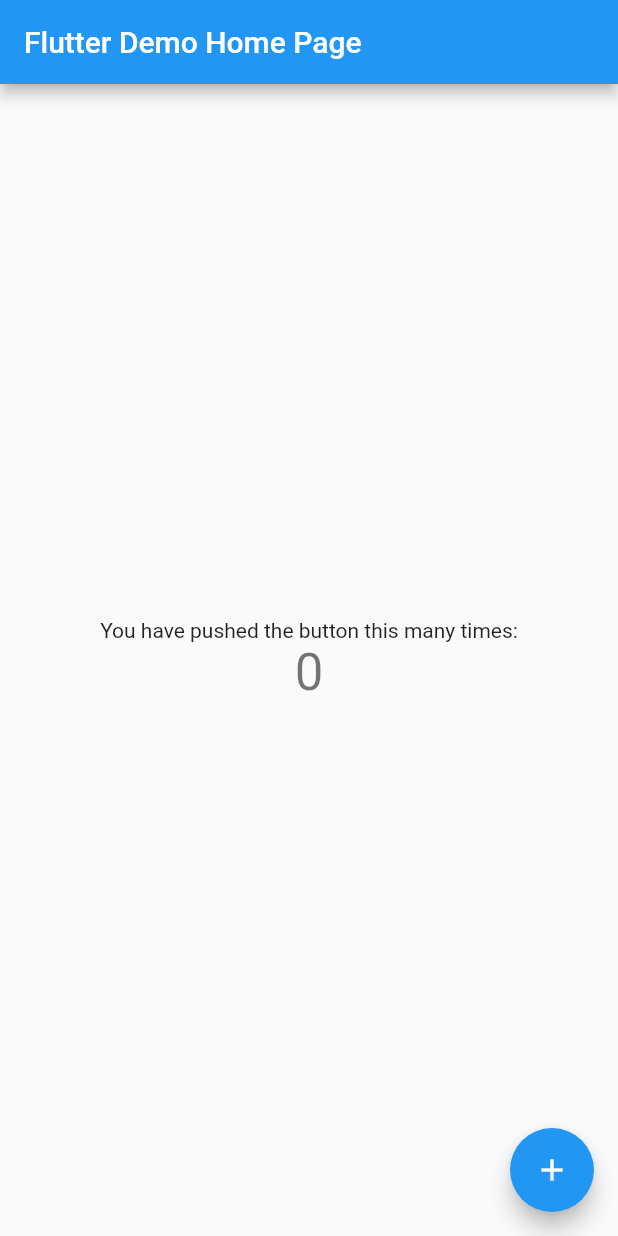
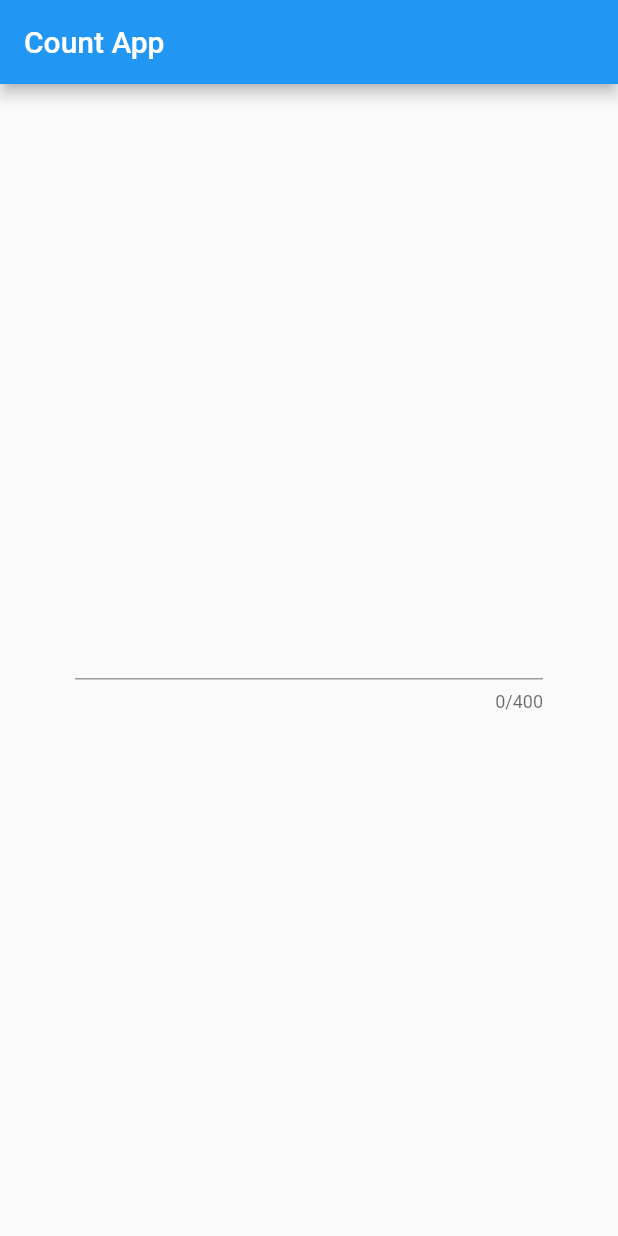
Before and after one commit to kotahorii/flutter_count, a Flutter app: the screen it shows after launch, on a phone screen of 412 x 824 dp. Run offline on Flutter 3.47's test engine with Material 2 defaults, Android fonts, the phone set to English and light mode, and no system bars.

Commit message:
[Update] text field

```diff
--- a/lib/main.dart
+++ b/lib/main.dart
@@ -7,39 +7,20 @@ void main() {
 class MyApp extends StatelessWidget {
   const MyApp({Key? key}) : super(key: key);
 
-  // This widget is the root of your application.
   @override
   Widget build(BuildContext context) {
     return MaterialApp(
-      title: 'Flutter Demo',
+      title: 'Count App',
       theme: ThemeData(
-        // This is the theme of your application.
-        //
-        // Try running your application with "flutter run". You'll see the
-        // application has a blue toolbar. Then, without quitting the app, try
-        // changing the primarySwatch below to Colors.green and then invoke
-        // "hot reload" (press "r" in the console where you ran "flutter run",
-        // or simply save your changes to "hot reload" in a Flutter IDE).
-        // Notice that the counter didn't reset back to zero; the application
-        // is not restarted.
         primarySwatch: Colors.blue,
       ),
-      home: const MyHomePage(title: 'Flutter Demo Home Page'),
+      home: const MyHomePage(title: 'Count App'),
     );
   }
 }
 
 class MyHomePage extends StatefulWidget {
   const MyHomePage({Key? key, required this.title}) : super(key: key);
-
-  // This widget is the home page of your application. It is stateful, meaning
-  // that it has a State object (defined below) that contains fields that affect
-  // how it looks.
-
-  // This class is the configuration for the state. It holds the values (in this
-  // case the title) provided by the parent (in this case the App widget) and
-  // used by the build method of the State. Fields in a Widget subclass are
-  // always marked "final".
 
   final String title;
 
@@ -48,68 +29,37 @@ class MyHomePage extends StatefulWidget {
 }
 
 class _MyHomePageState extends State<MyHomePage> {
-  int _counter = 0;
+  String _text = '';
 
-  void _incrementCounter() {
+  void _handleText(String e) {
     setState(() {
-      // This call to setState tells the Flutter framework that something has
-      // changed in this State, which causes it to rerun the build method below
-      // so that the display can reflect the updated values. If we changed
-      // _counter without calling setState(), then the build method would not be
-      // called again, and so nothing would appear to happen.
-      _counter++;
+      _text = e;
     });
   }
 
   @override
   Widget build(BuildContext context) {
-    // This method is rerun every time setState is called, for instance as done
-    // by the _incrementCounter method above.
-    //
-    // The Flutter framework has been optimized to make rerunning build methods
-    // fast, so that you can just rebuild anything that needs updating rather
-    // than having to individually change instances of widgets.
     return Scaffold(
       appBar: AppBar(
-        // Here we take the value from the MyHomePage object that was created by
-        // the App.build method, and use it to set our appbar title.
         title: Text(widget.title),
       ),
-      body: Center(
-        // Center is a layout widget. It takes a single child and positions it
-        // in the middle of the parent.
-        child: Column(
-          // Column is also a layout widget. It takes a list of children and
-          // arranges them vertically. By default, it sizes itself to fit its
-          // children horizontally, and tries to be as tall as its parent.
-          //
-          // Invoke "debug painting" (press "p" in the console, choose the
-          // "Toggle Debug Paint" action from the Flutter Inspector in Android
-          // Studio, or the "Toggle Debug Paint" command in Visual Studio Code)
-          // to see the wireframe for each widget.
-          //
-          // Column has various properties to control how it sizes itself and
-          // how it positions its children. Here we use mainAxisAlignment to
-          // center the children vertically; the main axis here is the vertical
-          // axis because Columns are vertical (the cross axis would be
-          // horizontal).
-          mainAxisAlignment: MainAxisAlignment.center,
-          children: <Widget>[
-            const Text(
-              'You have pushed the button this many times:',
-            ),
-            Text(
-              '$_counter',
-              style: Theme.of(context).textTheme.headline4,
-            ),
-          ],
+      body: Container(
+        padding: const EdgeInsets.all(50.0),
+        child: Center(
+          child: Column(
+            mainAxisAlignment: MainAxisAlignment.center,
+            children: <Widget>[
+              new TextField(
+                enabled: true,
+                maxLength: 400,
+                style: TextStyle(color: Colors.blue),
+                obscureText: false,
+                onChanged: _handleText,
+              )
+            ],
+          ),
         ),
       ),
-      floatingActionButton: FloatingActionButton(
-        onPressed: _incrementCounter,
-        tooltip: 'Increment',
-        child: const Icon(Icons.add),
-      ), // This trailing comma makes auto-formatting nicer for build methods.
     );
   }
 }
```
